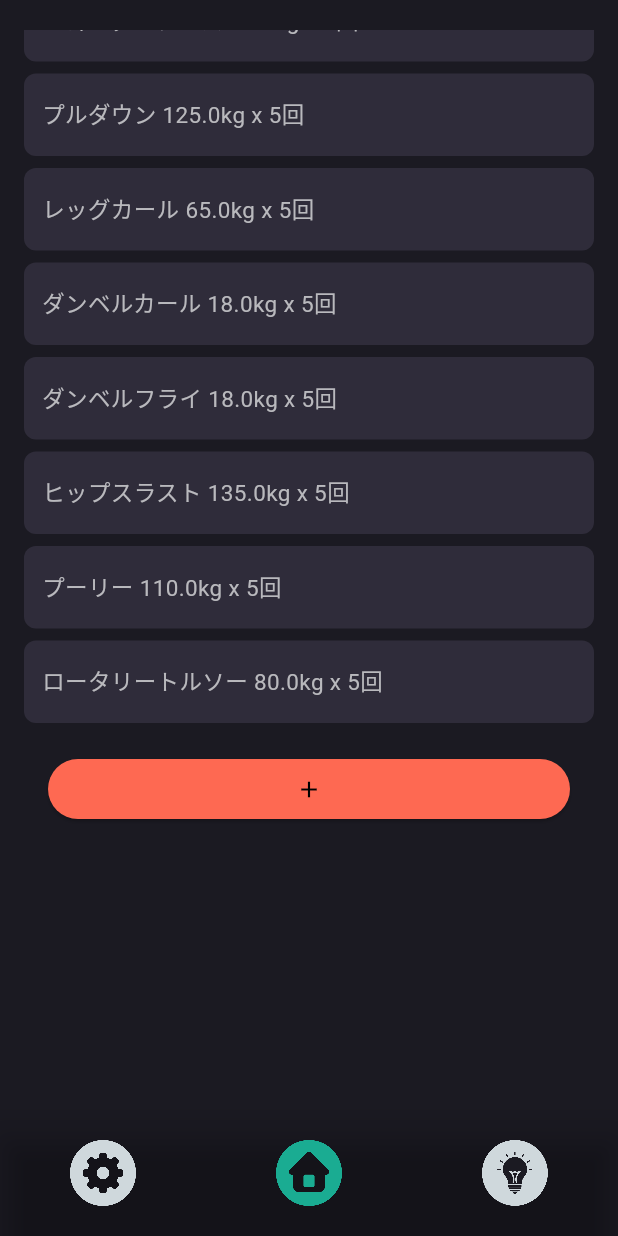
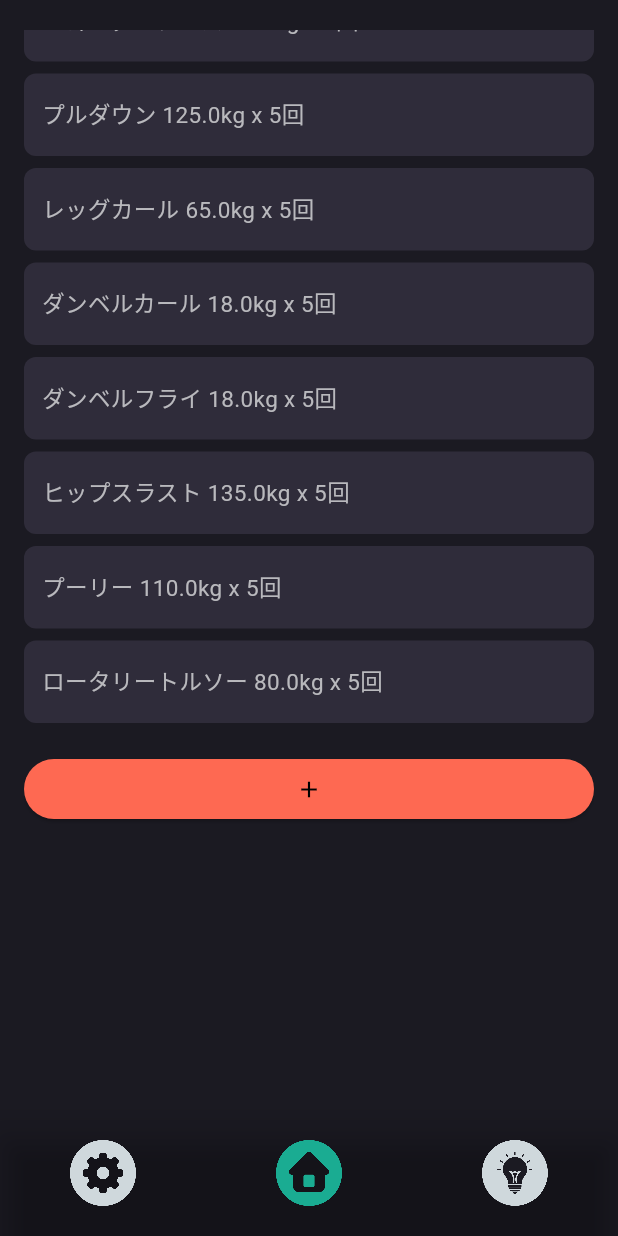
Before and after one commit to kurogoma-flutter/fitness_manager, a Flutter app: the screen it shows after launch, scrolled down 1152 dp, on a phone screen of 412 x 824 dp. Run offline on Flutter 3.47's test engine with Material 2 defaults, Android fonts, the light colour scheme and no system bars; our stand-ins replace cached_network_image, dio, flutter_hooks, freezed_annotation, go_router, hooks_riverpod and 2 more; missing offline and left inert: encrypt, hashids2; accounts and stored records are empty; generated files the repository leaves out were written again; Roboto replaces fonts that are missing (LINE_Seed_JP); project files that could hold a hidden picture were left out.

Commit message:
モデルリファクタリング / TipItem追加

```diff
--- a/lib/core/isar/record/record_collection.dart
+++ b/lib/core/model/isar/record/record_collection.dart
@@ -1,7 +1,7 @@
 import 'package:isar/isar.dart';
 
-import '../../enum/rm_unit_type.dart';
-import '../../enum/weight_unit_type.dart';
+import '../../../enum/rm_unit_type.dart';
+import '../../../enum/weight_unit_type.dart';
 
 part 'record_collection.g.dart';
 
--- a/lib/demo/dummy_record_list.dart
+++ b/lib/demo/dummy_record_list.dart
@@ -1,6 +1,6 @@
 import '../core/enum/rm_unit_type.dart';
 import '../core/enum/weight_unit_type.dart';
-import '../core/isar/record/record_collection.dart';
+import '../core/model/isar/record/record_collection.dart';
 
 final List<Record> dummyRecordList = [
   Record()
--- a/lib/features/home/home_page.dart
+++ b/lib/features/home/home_page.dart
@@ -93,7 +93,7 @@ class HomePage extends HookConsumerWidget {
                         ),
                       ),
                 SliverPadding(
-                  padding: const EdgeInsets.all(16),
+                  padding: const EdgeInsets.symmetric(vertical: 16),
                   sliver: SliverToBoxAdapter(
                     child: ElevatedButton(
                       onPressed: () async {
--- a/lib/features/home/home_page_state.dart
+++ b/lib/features/home/home_page_state.dart
@@ -1,6 +1,6 @@
 import 'package:freezed_annotation/freezed_annotation.dart';
 
-import '../../core/isar/record/record_collection.dart';
+import '../../core/model/isar/record/record_collection.dart';
 
 part 'home_page_state.freezed.dart';
 
--- a/lib/features/home/home_page_view_model.dart
+++ b/lib/features/home/home_page_view_model.dart
@@ -1,7 +1,7 @@
 import 'package:flutter/material.dart';
 import 'package:hooks_riverpod/hooks_riverpod.dart';
 
-import '../../core/isar/record/record_collection_data_source.dart';
+import '../../core/model/isar/record/record_collection_data_source.dart';
 import '../../demo/dummy_record_list.dart';
 import 'home_page_state.dart';
 
--- a/lib/initialize.dart
+++ b/lib/initialize.dart
@@ -1,6 +1,6 @@
 import 'dart:async';
 
-import 'core/isar/isar_instance.dart';
+import 'core/model/isar/isar_instance.dart';
 
 class Initialize {
   Future<void> init() async {
```
Also changed, not shown: lib/core/model/tip_item/tip_item.dart (added, +16 -0 lines), lib/core/model/isar/isar_instance.dart (renamed from lib/core/isar/isar_instance.dart), lib/core/model/isar/record/record_collection.g.dart (renamed from lib/core/isar/record/record_collection.g.dart), lib/core/model/isar/record/record_collection_data_source.dart (renamed from lib/core/isar/record/record_collection_data_source.dart), lib/core/model/isar/todo/todo_collection.dart (renamed from lib/core/isar/todo/todo_collection.dart), lib/core/model/isar/todo/todo_collection.g.dart (renamed from lib/core/isar/todo/todo_collection.g.dart), lib/core/model/isar/todo/todo_collection_data_source.dart (renamed from lib/core/isar/todo/todo_collection_data_source.dart), lib/core/model/tip_item/tip_item.freezed.dart (added).
